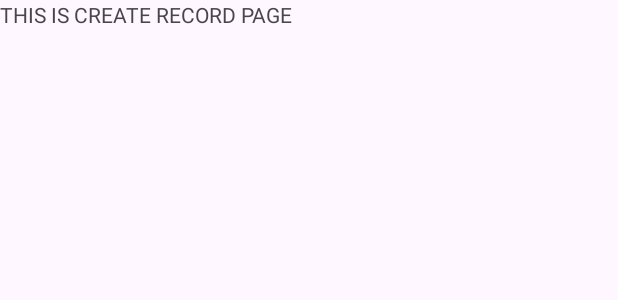
After one commit to KiberGod/android-password-storage, an Android app: the layout fragment_create_record.xml on its own in the app's theme, with its tools: preview values and no code run, on a phone screen of 412 x 824 dp. The commit adds this screen. Shown: the top 300 px of the screen. Run offline under Robolectric (Android 15) with nearby library versions, the phone set to English and light mode, and no system bars.

Commit message:
Added create record page (and the transition to it)

```diff
--- a/app/src/main/res/layout/fragment_create.xml
+++ b/app/src/main/res/layout/fragment_create.xml
@@ -24,7 +24,7 @@
             android:src="@drawable/vector_hopping_rabbit" />
 
         <Button
-            android:id="@+id/button"
+            android:id="@+id/createRecordButton"
             style="@style/MaterialButtonStyle"
             android:layout_width="match_parent"
             android:layout_height="wrap_content"
--- /dev/null
+++ b/app/src/main/res/layout/fragment_create_record.xml
@@ -0,0 +1,13 @@
+<?xml version="1.0" encoding="utf-8"?>
+<FrameLayout xmlns:android="http://schemas.android.com/apk/res/android"
+    xmlns:tools="http://schemas.android.com/tools"
+    android:layout_width="match_parent"
+    android:layout_height="match_parent"
+    tools:context=".ui.create.CreateRecordFragment">
+
+    <TextView
+        android:layout_width="match_parent"
+        android:layout_height="match_parent"
+        android:text="THIS IS CREATE RECORD PAGE" />
+
+</FrameLayout>
```
Also changed, not shown: app/src/main/java/com/example/passwordstorage/ui/HomeActivity.java (+21 -4 lines), app/src/main/java/com/example/passwordstorage/ui/create/CreateFragment.java (+18 -1 lines), app/src/main/java/com/example/passwordstorage/ui/create/CreateRecordFragment.java (added, +20 -0 lines).
